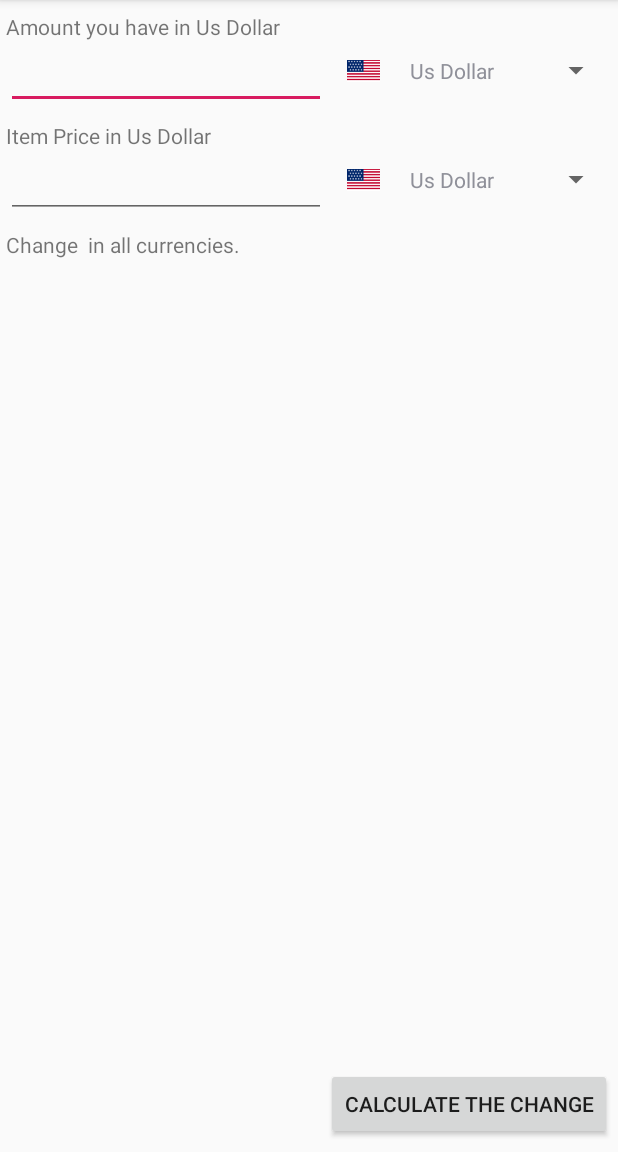
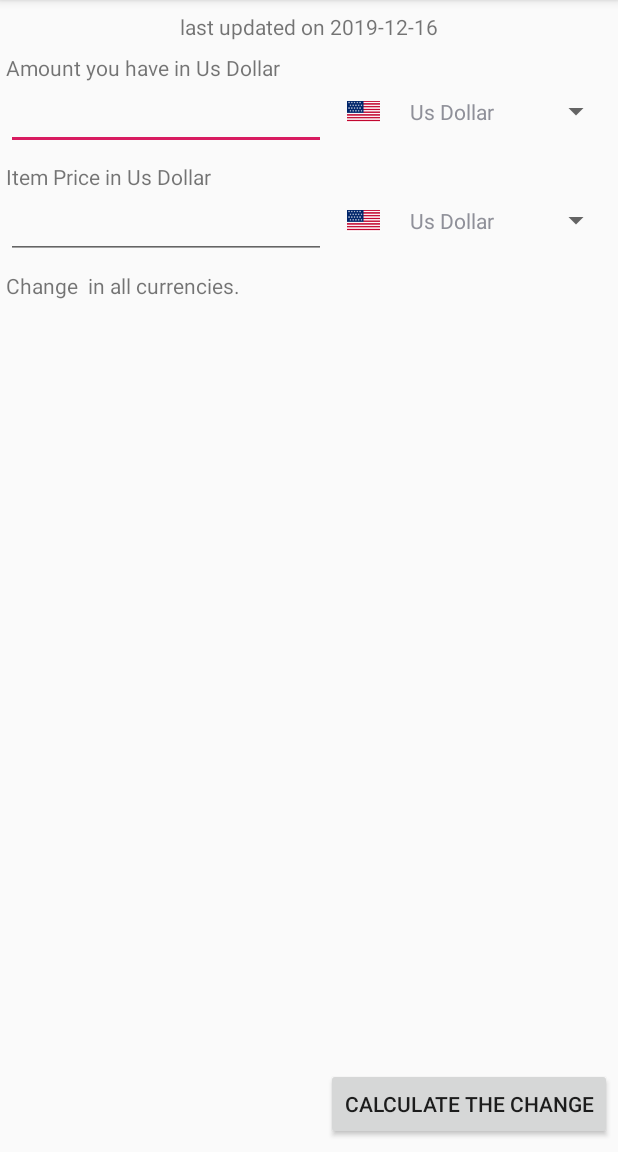
Before and after one commit to kifah1989/Lazy_Cashier, an Android app: the screen it shows after launch (MainActivity), on a phone screen of 412 x 824 dp, the part 84-1236 px from its top. Run offline under Robolectric (Android 15) with nearby library versions, the phone set to English and light mode, and no system bars; libraries missing offline, so code that uses them is left out: de.tobiasschuerg.money; network calls fail; 5 statements that could not run were skipped.

Commit message:
added alert dialog if there is no cache or for initial start without internet.

```diff
--- a/app/src/main/java/com/example/lazycashier/MainActivity.kt
+++ b/app/src/main/java/com/example/lazycashier/MainActivity.kt
@@ -1,7 +1,9 @@
 package com.example.lazycashier
 
 import android.annotation.SuppressLint
+import android.content.Intent
 import android.os.Bundle
+import android.provider.Settings
 import android.text.InputFilter
 import android.text.InputFilter.LengthFilter
 import android.util.Log
@@ -63,12 +65,14 @@ class MainActivity : AppCompatActivity() {
     fun initialize() {
     }
 
+    override fun onResume() {
+        super.onResume()
+        getJason()
+    }
 
     override fun onCreate(savedInstanceState: Bundle?) {
         super.onCreate(savedInstanceState)
         setContentView(R.layout.main_activity)
-
-
         getJason()
         sleep(2000)
         initialize()
@@ -192,8 +196,10 @@ class MainActivity : AppCompatActivity() {
                     ) {
                         Log.d(TAG, "onResponse: response is from CACHE...")
                     }
+
                     val currencies = response.body()
-                    val rates = currencies!!.rates
+                    textView2.text = "updated on " + currencies!!.date
+                    val rates = currencies.rates
                     for ((k, v) in rates) {
                         currencyRates[k] = v
                     }
@@ -208,9 +214,48 @@ class MainActivity : AppCompatActivity() {
 
                 override fun onFailure(call: Call<Currencies>, t: Throwable) {
                     Log.e(TAG, "onFailure: ", t)
+                    textView2.text = "last updated on 2019-12-16"
+                    val rates = hashMapOf<String, Double>(
+                        "USD" to 1.113833,
+                        "LBP" to 1691.926067,
+                        "SYP" to 573.624404,
+                        "EUR" to 1.0,
+                        "AED" to 4.091187,
+                        "SAR" to 4.177482,
+                        "QAR" to 4.055744,
+                        "AUD" to 1.617846,
+                        "GBP" to 0.833309,
+                        "EGP" to 17.875898,
+                        "BHD" to 0.419999
+                    )
+                    for ((k, v) in rates) {
+                        currencyRates[k] = v
+                    }
+                    for (key in codeList) {
+                        valueList.add(currencyRates[key]!!)
+                    }
+                    for (i in 0..10)
+                        currencyList.add(Currency(codeList[i], currencyName[i], valueList[i]))
+                    val builder: android.app.AlertDialog.Builder =
+                        android.app.AlertDialog.Builder(this@MainActivity)
+                    builder.setMessage("This app needs Internet at the first run. Please turn on your data to get the latest currency rate from the internet.")
+                        .setTitle("Welcome to Lazy Cashier")
+                        .setCancelable(false)
+                        .setPositiveButton(
+                            "Turn On Wifi or Data"
+                        ) { dialog, id ->
+                            val i = Intent(Settings.ACTION_WIRELESS_SETTINGS)
+                            startActivity(i)
+                        }
+                        .setNegativeButton("Cancel",
+                            { dialog, id -> this@MainActivity.finish() }
+                        )
+                    val alert: android.app.AlertDialog? = builder.create()
+                    alert!!.show()
                 }
             })
     }
+
 
     companion object {
         private const val TAG = "MainActivity"
--- a/app/src/main/res/layout/main_activity.xml
+++ b/app/src/main/res/layout/main_activity.xml
@@ -73,7 +73,7 @@
         android:layout_marginTop="8dp"
         android:text="ammount you have"
         app:layout_constraintStart_toStartOf="parent"
-        app:layout_constraintTop_toTopOf="parent" />
+        app:layout_constraintTop_toBottomOf="@+id/textView2" />
 
     <TextView
         android:id="@+id/textView4"
@@ -129,4 +129,14 @@
         app:layout_constraintStart_toStartOf="parent"
         app:layout_constraintTop_toBottomOf="@+id/textView" />
 
+    <TextView
+        android:id="@+id/textView2"
+        android:layout_width="wrap_content"
+        android:layout_height="wrap_content"
+        android:layout_marginTop="8dp"
+        android:text="TextView"
+        app:layout_constraintEnd_toEndOf="parent"
+        app:layout_constraintStart_toStartOf="parent"
+        app:layout_constraintTop_toTopOf="parent" />
+
 </androidx.constraintlayout.widget.ConstraintLayout>
```
